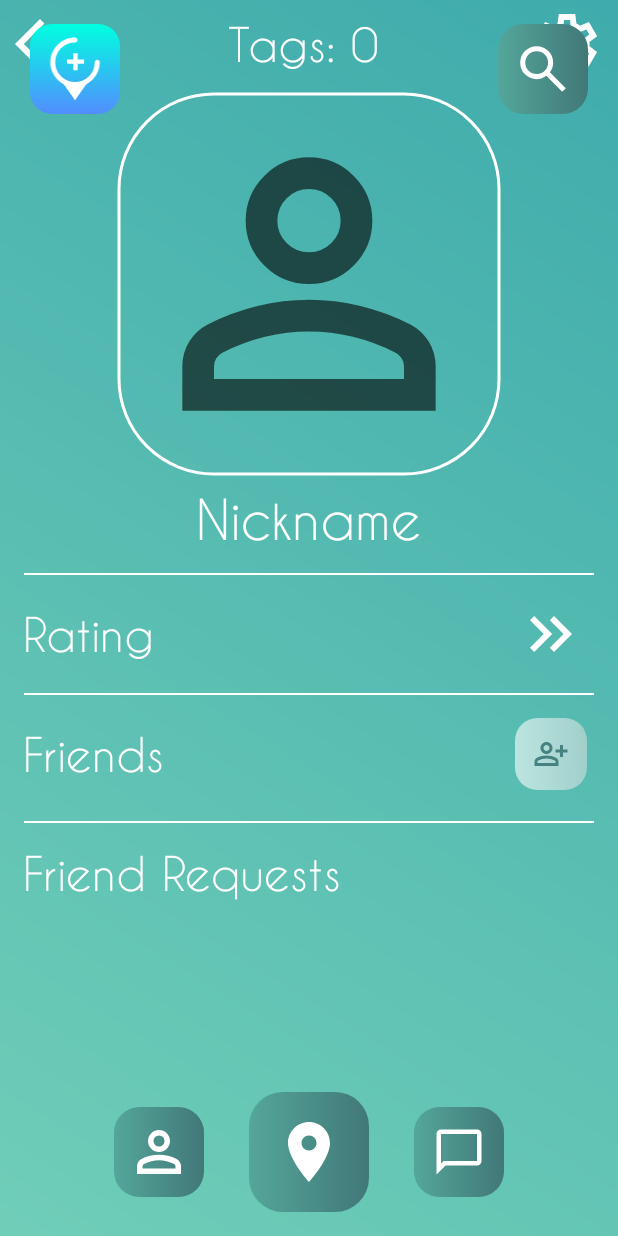
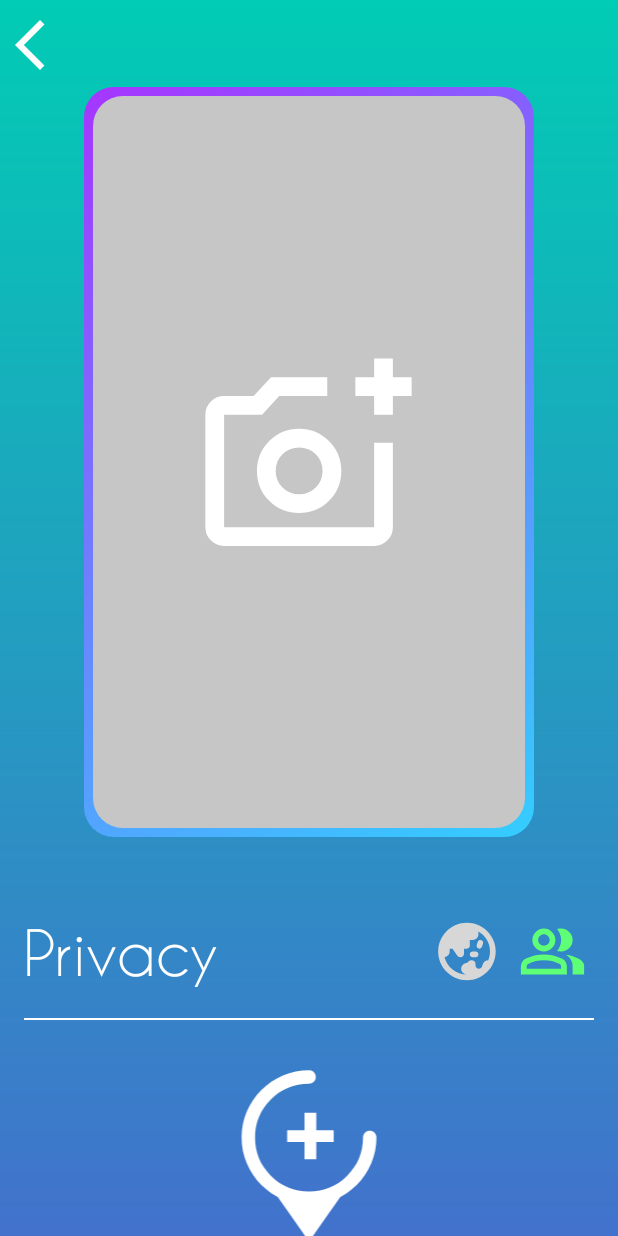
Before and after one commit to karcerr/NotZenly2, an Android app: the fragment ProfileFragment placed in its activity, after a tap on "go back button", on a phone screen of 412 x 824 dp. Run offline under Robolectric (Android 15) with nearby library versions, the phone set to English and light mode, and no system bars; libraries missing offline, so code that uses them is left out: org.osmdroid.api, org.osmdroid.config, org.osmdroid.events, org.osmdroid.tileprovider, org.osmdroid.util and 1 more; plain views replace MapView; pictures from the network do not load; 33 statements that could not run were skipped.

Commit message:
30/04/2024 added map buttons (and add geostory menu) design (no functionality for top buttons yet)

```diff
--- a/app/src/main/java/tagme/GeoStoryCreationFragment.kt
+++ b/app/src/main/java/tagme/GeoStoryCreationFragment.kt
@@ -1,19 +1,18 @@
 package tagme
 
-import android.content.Context
 import android.os.Bundle
 import android.view.LayoutInflater
 import android.view.View
 import android.view.ViewGroup
-import android.view.inputmethod.InputMethodManager
-import android.widget.*
+import android.widget.FrameLayout
+import android.widget.ImageButton
+import android.widget.ImageView
 import androidx.fragment.app.Fragment
 import com.example.tagme.R
 import kotlinx.coroutines.CoroutineScope
 import kotlinx.coroutines.Dispatchers
-import kotlinx.coroutines.launch
 
-class GeoStoryCreation : Fragment() {
+class GeoStoryCreationFragment : Fragment() {
     private lateinit var api: API
     override fun onCreateView(
         inflater: LayoutInflater,
@@ -22,27 +21,20 @@ class GeoStoryCreation : Fragment() {
     ): View? {
         val view = inflater.inflate(R.layout.geo_story_creation, container, false)
         val coroutineScope = CoroutineScope(Dispatchers.Main)
-        val inputMethodManager = requireContext().getSystemService(Context.INPUT_METHOD_SERVICE) as InputMethodManager
-        val addFriendButton = view.findViewById<ImageButton>(R.id.add_friend_button)
-        val addFriendWindow = view.findViewById<View>(R.id.add_friend_window)
-        val nicknameText = view.findViewById<TextView>(R.id.nickname_text)
-        val myProfilePic = view.findViewById<ImageView>(R.id.profile_picture)
-        val darkOverlay = view.findViewById<View>(R.id.dark_overlay)
-        val requestInput = view.findViewById<EditText>(R.id.nickname_edit_text)
+        val privacyGlobal = view.findViewById<ImageButton>(R.id.global_privacy)
+        val privacyFriendsOnly = view.findViewById<ImageButton>(R.id.friend_only_privacy)
+        val geoStoryFrameLayout = view.findViewById<FrameLayout>(R.id.geo_story_frame)
+        val geoStoryPreview = view.findViewById<ImageView>(R.id.geo_story_preview)
         val backButton = view.findViewById<ImageButton>(R.id.back_arrow_button)
         api = (requireActivity() as MapActivity).api
-        val sendRequestButton = view.findViewById<Button>(R.id.send_request_button)
-        val statusText = view.findViewById<TextView>(R.id.status_text)
-        nicknameText.text = api.myNickname
-        if (api.myPfpId != 0) {
-            coroutineScope.launch {
-                val bitmap = api.getPictureData(api.myPfpId)
-                if (bitmap != null) {
-                    myProfilePic.setImageBitmap(bitmap)
-                }
-            }
+        val publishButton = view.findViewById<ImageButton>(R.id.publish_geo_story_button)
+
+
+
+
+        backButton.setOnClickListener{
+            requireActivity().onBackPressedDispatcher.onBackPressed()
         }
-
         return view
     }
 }
--- a/app/src/main/java/tagme/MapActivity.kt
+++ b/app/src/main/java/tagme/MapActivity.kt
@@ -46,8 +46,10 @@ class MapActivity: AppCompatActivity() {
     private lateinit var centralizeButton: ImageButton
     private lateinit var profileButton: ImageButton
     private lateinit var messagesButton: ImageButton
+    private lateinit var createGeoStoryButton: ImageButton
     private lateinit var profileFragment: ProfileFragment
-    private lateinit var conversationFragment: Fragment
+    private lateinit var conversationFragment: ConversationsFragment
+    private lateinit var geoStoryCreation: GeoStoryCreationFragment
     private var scaleFactor = 15.0
     private var centeredTargetId = -1
     private var isAnimating = false
@@ -75,13 +77,16 @@ class MapActivity: AppCompatActivity() {
         centralizeButton = findViewById(R.id.center_button)
         profileButton = findViewById(R.id.profile_button)
         messagesButton = findViewById(R.id.messages_button)
+        createGeoStoryButton = findViewById(R.id.create_geo_story_button)
         // Initializing and hiding fragments
         fragmentManager = supportFragmentManager
-        conversationFragment = fragmentManager.findFragmentById(R.id.conversations_fragment)!!
+        conversationFragment = fragmentManager.findFragmentById(R.id.conversations_fragment) as ConversationsFragment
         profileFragment = fragmentManager.findFragmentById(R.id.profile_fragment) as ProfileFragment
+        geoStoryCreation = fragmentManager.findFragmentById(R.id.geo_story_creation_fragment) as GeoStoryCreationFragment
         val transaction = fragmentManager.beginTransaction()
         transaction.hide(profileFragment)
         transaction.hide(conversationFragment)
+        transaction.hide(geoStoryCreation)
         transaction.commit()
 
 
@@ -175,10 +180,14 @@ class MapActivity: AppCompatActivity() {
             coroutineScope.launch {
                 api.getConversationsFromWS()
                 val updatedConversations = api.getConversationsData()
-                (conversationFragment as ConversationsFragment).conversationsAdapter.updateData(updatedConversations)
+                conversationFragment.conversationsAdapter.updateData(updatedConversations)
             }
             toggleFragmentVisibility(conversationFragment)
         }
+        createGeoStoryButton.setOnClickListener {
+            toggleFragmentVisibility(geoStoryCreation)
+        }
+
 
 
         map.addMapListener(object : MapListener {
--- a/app/src/main/res/drawable/geo_story_gradient.xml
+++ b/app/src/main/res/drawable/geo_story_gradient.xml
@@ -2,7 +2,7 @@
        android:shape="rectangle">
     <corners android:radius="20dp"/>
     <gradient
-            android:angle="146.65"
+            android:angle="315"
             android:startColor="#A635FF"
             android:endColor="#33CEFF"
             android:type="linear"/>
--- a/app/src/main/res/layout/fragment_profile.xml
+++ b/app/src/main/res/layout/fragment_profile.xml
@@ -19,7 +19,7 @@
                 android:layout_height="wrap_content"
                 android:orientation="horizontal"
                 android:gravity="center_vertical"
-                android:layout_marginTop="5dp"
+                android:layout_marginTop="10dp"
                 android:layout_marginHorizontal="10dp">
             <ImageButton
                     android:id="@+id/back_arrow_button"
--- a/app/src/main/res/layout/geo_story_creation.xml
+++ b/app/src/main/res/layout/geo_story_creation.xml
@@ -1,14 +1,9 @@
 <?xml version="1.0" encoding="utf-8"?>
 <FrameLayout xmlns:android="http://schemas.android.com/apk/res/android"
-         xmlns:app="http://schemas.android.com/apk/res-auto"
-         android:layout_width="match_parent"
-         android:layout_height="match_parent">
-
-<androidx.core.widget.NestedScrollView
-        android:layout_width="match_parent"
-        android:layout_height="match_parent"
-        android:background="@drawable/geo_story_gradient_2">
-
+             android:layout_width="match_parent"
+             android:layout_height="match_parent"
+             android:background="@drawable/geo_story_gradient_2"
+>
     <LinearLayout
             android:id="@+id/main_content"
             android:layout_width="match_parent"
@@ -19,7 +14,7 @@
                 android:layout_height="wrap_content"
                 android:orientation="horizontal"
                 android:gravity="center_vertical"
-                android:layout_marginTop="5dp"
+                android:layout_marginTop="10dp"
                 android:layout_marginHorizontal="10dp">
             <ImageButton
                     android:id="@+id/back_arrow_button"
@@ -37,6 +32,7 @@
                 android:background="?attr/selectableItemBackground"
                 android:clickable="true"
                 android:focusable="true"
+                android:id="@+id/geo_story_frame"
         >
             <ImageView
                     android:id="@+id/geo_story_preview"
@@ -45,7 +41,8 @@
                     android:padding="6dp"
                     android:background="@drawable/geo_story_gradient"
                     android:src="@drawable/photo_bg"
-                    android:contentDescription="@string/photo_preview"/>
+                    android:contentDescription="@string/photo_preview"
+            />
 
             <ImageView
                     android:layout_width="wrap_content"
@@ -53,9 +50,6 @@
                     android:layout_gravity="center"
                     android:src="@drawable/add_a_photo" android:importantForAccessibility="no"/>
         </FrameLayout>
-
-
-
 
         <LinearLayout
                 android:layout_width="match_parent"
@@ -71,19 +65,18 @@
                     android:text="@string/privacy"
                     android:textAppearance="?android:textAppearanceMedium"
                     android:fontFamily="@font/my_font"
-                    android:textSize="45sp"
+                    android:textSize="40sp"
                     android:layout_weight="1"
                     android:textColor="@color/white"
                     android:textStyle="bold"
-                    android:layout_gravity="center_vertical"
+                    android:layout_gravity="center"
             />
 
             <ImageButton
                     android:id="@+id/global_privacy"
-                    android:layout_width="48dp"
-                    android:layout_height="48dp"
+                    android:layout_width="46dp"
+                    android:layout_height="46dp"
                     android:src="@drawable/planet"
-                    android:textSize="20sp"
                     android:background="@color/transparent"
                     android:layout_marginEnd="5dp"
                     android:layout_gravity="center_vertical"
@@ -91,12 +84,12 @@
                     android:contentDescription="@string/privacy_global"/>
             <ImageButton
                     android:id="@+id/friend_only_privacy"
-                    android:layout_width="48dp"
-                    android:layout_height="48dp"
+                    android:layout_width="46dp"
+                    android:layout_height="46dp"
                     android:src="@drawable/friends"
-                    android:textSize="20sp"
                     android:background="@color/transparent"
                     android:layout_marginHorizontal="5dp"
+                    android:tint="#5EFF77"
                     android:layout_gravity="center_vertical"
                     android:scaleType="fitCenter"
                     android:contentDescription="@string/privacy_friends_only"/>
@@ -109,9 +102,17 @@
                 android:layout_marginVertical="15dp"
                 android:layout_gravity="center"
                 android:importantForAccessibility="no"/>
-
+        <ImageButton
+                android:layout_width="120dp"
+                android:layout_height="120dp"
+                android:layout_gravity="center"
+                android:layout_marginVertical="15dp"
+                android:src="@drawable/geo_story_icon"
+                android:background="@color/transparent"
+                android:scaleType="fitCenter"
+                android:id="@+id/publish_geo_story_button"
+        />
 
 
     </LinearLayout>
-</androidx.core.widget.NestedScrollView>
 </FrameLayout>
--- a/app/src/main/res/layout/map_activity.xml
+++ b/app/src/main/res/layout/map_activity.xml
@@ -146,7 +146,7 @@
             app:layout_constraintBottom_toTopOf="@id/buttonsOverlay"
             app:layout_constraintEnd_toEndOf="parent"
             app:layout_constraintStart_toStartOf="parent"
-            app:layout_constraintTop_toTopOf="parent" />
+            app:layout_constraintTop_toBottomOf="@id/topButtonsOverlay" />
 
     <!-- Profile Fragment Overlay -->
     <androidx.fragment.app.FragmentContainerView
@@ -157,6 +157,18 @@
             app:layout_constraintBottom_toTopOf="@id/buttonsOverlay"
             app:layout_constraintEnd_toEndOf="parent"
             app:layout_constraintStart_toStartOf="parent"
-            app:layout_constraintTop_toTopOf="parent" />
+            app:layout_constraintTop_toBottomOf="@id/topButtonsOverlay" />
+    <!-- Geo Story Creation Fragment Overlay -->
+    <androidx.fragment.app.FragmentContainerView
+            android:id="@+id/geo_story_creation_fragment"
+            android:name="tagme.GeoStoryCreationFragment"
+            android:layout_width="match_parent"
+            android:layout_height="match_parent"
+            app:layout_constraintBottom_toTopOf="@id/buttonsOverlay"
+            app:layout_constraintEnd_toEndOf="parent"
+            app:layout_constraintStart_toStartOf="parent"
+            app:layout_constraintTop_toBottomOf="@id/topButtonsOverlay" />
+
+
 
 </androidx.constraintlayout.widget.ConstraintLayout>
```
